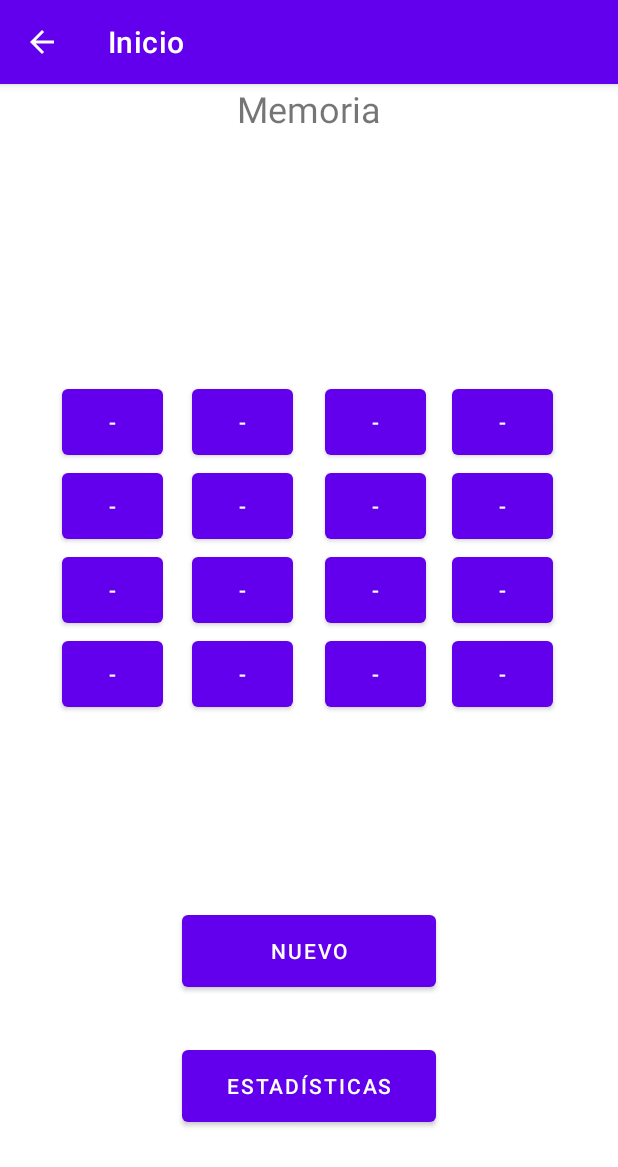
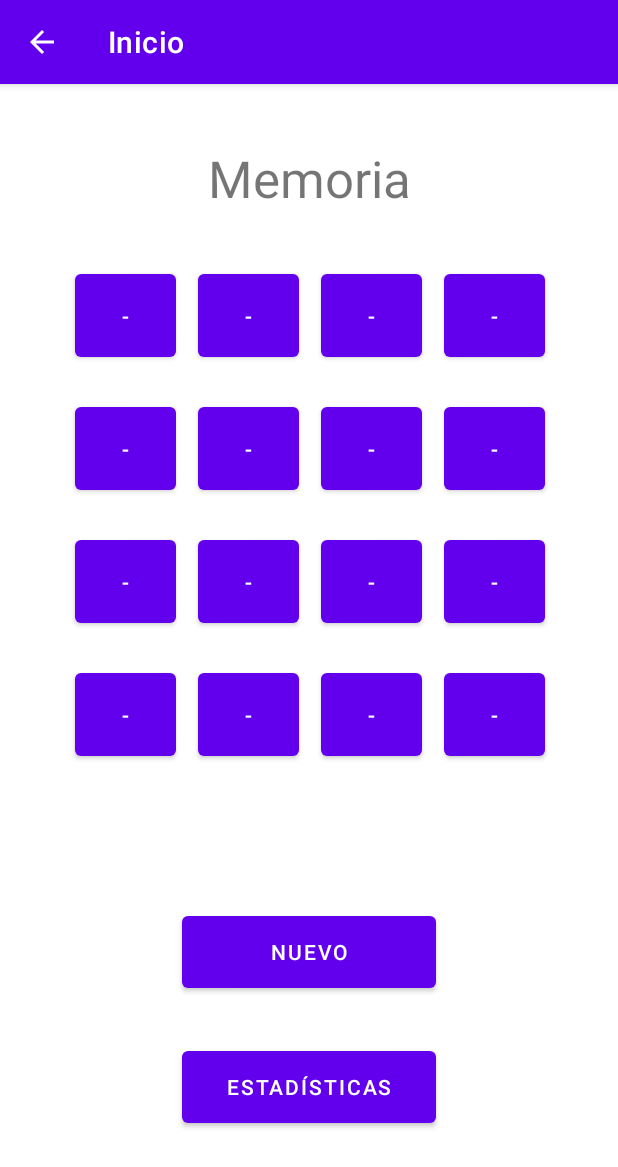
Before and after one commit to victordzx/Lab1Grupo1370, an Android app: the MainActivityMemo screen opened directly, with no data from a screen before it, on a phone screen of 412 x 824 dp. Shown: the top 1167 px of the screen. Run offline under Robolectric (Android 15) with nearby library versions, the phone set to English and light mode, and no system bars.

Commit message:
Estadisticas juego memoria implementado, arreglo del layout del juego

```diff
--- a/app/src/main/java/com/example/lab1grupo1370/MainActivityMemo.java
+++ b/app/src/main/java/com/example/lab1grupo1370/MainActivityMemo.java
@@ -25,13 +25,19 @@ public class MainActivityMemo extends AppCompatActivity {
     private int contadorElecciones;
     private ArrayList<Button> btnElecciones = new ArrayList<>();
     private Instant instantStarted, instantStopped;
-    private ArrayList<String> listaTiempos = new ArrayList<>();
+//    private ArrayList<String> listaTiempos = new ArrayList<>();
 
     @Override
     protected void onCreate(Bundle savedInstanceState) {
         super.onCreate(savedInstanceState);
         setContentView(R.layout.activity_main_memo);
         getSupportActionBar().setTitle("Inicio");
+
+        Intent intent = getIntent();
+        int i = intent.getIntExtra("nuevoJuego",0);
+        if (i == 1) {
+            memoInitalize();
+        }
 
         //Descomentar para ver un ejemplo de cómo se verian las estadisticas
 //        estadisticasMemo.add("Juego 1 : Terminó en 2 minutos");
@@ -144,8 +150,8 @@ public class MainActivityMemo extends AppCompatActivity {
                         if (seconds < 60){
                             String tiempo = "Termino en " + (seconds/60.0) + " minutos";
 
-                            String estadistica = "Juego " + (listaTiempos.size() + 1) + " : " + tiempo;
-                            listaTiempos.add(estadistica);
+                            String estadistica = "Juego " + (estadisticasMemo.size() + 1) + " : " + tiempo;
+                            estadisticasMemo.add(estadistica);
 
                             TextView cronometro = (TextView) findViewById(R.id.mostrarTiempo);
                             cronometro.setText(tiempo);
@@ -153,8 +159,8 @@ public class MainActivityMemo extends AppCompatActivity {
                         }else{
                             String tiempo = "Termino en " + (60.0/seconds) + " minutos";
 
-                            String estadistica = "Juego " + (listaTiempos.size() + 1) + " : " + tiempo;
-                            listaTiempos.add(estadistica);
+                            String estadistica = "Juego " + (estadisticasMemo.size() + 1) + " : " + tiempo;
+                            estadisticasMemo.add(estadistica);
 
                             TextView cronometro = (TextView) findViewById(R.id.mostrarTiempo);
                             cronometro.setText(tiempo);
@@ -168,8 +174,8 @@ public class MainActivityMemo extends AppCompatActivity {
     public void rebootJuego(View view){
 
         if(btnLetra.size() != 0){
-            String estadistica = "Juego " + (listaTiempos.size() + 1) + " : " + "Canceló";
-            listaTiempos.add(estadistica);
+            String estadistica = "Juego " + (estadisticasMemo.size() + 1) + " : " + "Canceló";
+            estadisticasMemo.add(estadistica);
         }
         memoInitalize();
     }
--- a/app/src/main/java/com/example/lab1grupo1370/MainActivityMemoStats.java
+++ b/app/src/main/java/com/example/lab1grupo1370/MainActivityMemoStats.java
@@ -29,4 +29,11 @@ public class MainActivityMemoStats extends AppCompatActivity {
             textView.setText(estadisticasStr);
         }
     }
+
+    public void nuevoJuego(View view) {
+        Intent intent = new Intent(this, MainActivityMemo.class);
+        intent.putExtra("nuevoJuego", 1);
+        startActivity(intent);
+    }
+
 }
--- a/app/src/main/res/layout/activity_main_memo.xml
+++ b/app/src/main/res/layout/activity_main_memo.xml
@@ -6,203 +6,135 @@
     android:layout_height="match_parent"
     tools:context=".MainActivityMemo">
 
-    <Button
-        android:id="@+id/btn8"
-        android:layout_width="67dp"
-        android:layout_height="56dp"
-        android:layout_marginTop="253dp"
-        android:layout_marginEnd="43dp"
-        android:onClick="extraerLetraBoton"
-        android:text="-"
+    <TextView
+        android:id="@+id/textMemoria"
+        android:layout_width="wrap_content"
+        android:layout_height="wrap_content"
+        android:layout_marginTop="40dp"
+        android:text="Memoria"
+        android:textSize="34sp"
         app:layout_constraintEnd_toEndOf="parent"
-        app:layout_constraintTop_toTopOf="parent"
-        tools:ignore="DuplicateSpeakableTextCheck" />
+        app:layout_constraintStart_toStartOf="parent"
+        app:layout_constraintTop_toTopOf="parent" />
+
+    <LinearLayout
+        android:id="@+id/linearLayout"
+        android:layout_width="wrap_content"
+        android:layout_height="wrap_content"
+        android:orientation="horizontal"
+        app:layout_constraintEnd_toEndOf="@+id/linearLayout4"
+        app:layout_constraintStart_toStartOf="@+id/linearLayout4"
+        app:layout_constraintTop_toBottomOf="@+id/linearLayout4">
 
         <Button
-        android:id="@+id/btn11"
+            android:id="@+id/btn13"
             android:layout_width="67dp"
-        android:layout_height="56dp"
-        android:layout_marginTop="309dp"
-        android:layout_marginEnd="128dp"
+            android:layout_height="67dp"
+            android:layout_marginStart="20dp"
+            android:layout_marginTop="7dp"
+            android:layout_marginEnd="7dp"
+            android:layout_marginBottom="7dp"
             android:onClick="extraerLetraBoton"
-        android:text="-"
-        app:layout_constraintEnd_toEndOf="parent"
-        app:layout_constraintTop_toTopOf="parent" />
+            android:text="-" />
 
         <Button
-        android:id="@+id/btn7"
+            android:id="@+id/btn14"
             android:layout_width="67dp"
-        android:layout_height="56dp"
-        android:layout_marginTop="253dp"
-        android:layout_marginEnd="128dp"
+            android:layout_height="67dp"
+            android:layout_marginStart="7dp"
+            android:layout_marginTop="7dp"
+            android:layout_marginEnd="7dp"
+            android:layout_marginBottom="7dp"
             android:onClick="extraerLetraBoton"
-        android:text="-"
-        app:layout_constraintEnd_toEndOf="parent"
-        app:layout_constraintTop_toTopOf="parent" />
+            android:text="-" />
+
+        <Button
+            android:id="@+id/btn15"
+            android:layout_width="67dp"
+            android:layout_height="67dp"
+            android:layout_marginStart="7dp"
+            android:layout_marginTop="7dp"
+            android:layout_marginEnd="7dp"
+            android:layout_marginBottom="7dp"
+            android:onClick="extraerLetraBoton"
+            android:text="-" />
 
         <Button
             android:id="@+id/btn16"
             android:layout_width="67dp"
-        android:layout_height="56dp"
-        android:layout_marginTop="365dp"
-        android:layout_marginEnd="43dp"
+            android:layout_height="67dp"
+            android:layout_marginStart="7dp"
+            android:layout_marginTop="7dp"
+            android:layout_marginEnd="20dp"
+            android:layout_marginBottom="7dp"
             android:onClick="extraerLetraBoton"
-        android:text="-"
-        app:layout_constraintEnd_toEndOf="parent"
-        app:layout_constraintTop_toTopOf="parent" />
-
-    <Button
-        android:id="@+id/btn2"
-        android:layout_width="67dp"
-        android:layout_height="56dp"
-        android:layout_marginStart="128dp"
-        android:layout_marginTop="197dp"
-        android:onClick="extraerLetraBoton"
-        android:text="-"
-        app:layout_constraintStart_toStartOf="parent"
-        app:layout_constraintTop_toTopOf="parent" />
-
-    <Button
-        android:id="@+id/btn14"
-        android:layout_width="67dp"
-        android:layout_height="56dp"
-        android:layout_marginStart="128dp"
-        android:layout_marginTop="365dp"
-        android:onClick="extraerLetraBoton"
-        android:text="-"
-        app:layout_constraintStart_toStartOf="parent"
-        app:layout_constraintTop_toTopOf="parent" />
-
-    <Button
-        android:id="@+id/btn15"
-        android:layout_width="67dp"
-        android:layout_height="56dp"
-        android:layout_marginTop="365dp"
-        android:layout_marginEnd="128dp"
-        android:onClick="extraerLetraBoton"
-        android:text="-"
-        app:layout_constraintEnd_toEndOf="parent"
-        app:layout_constraintTop_toTopOf="parent" />
-
-    <Button
-        android:id="@+id/btn6"
-        android:layout_width="67dp"
-        android:layout_height="56dp"
-        android:layout_marginStart="128dp"
-        android:layout_marginTop="253dp"
-        android:onClick="extraerLetraBoton"
-        android:text="-"
-        app:layout_constraintStart_toStartOf="parent"
-        app:layout_constraintTop_toTopOf="parent" />
-
-    <Button
-        android:id="@+id/btn5"
-        android:layout_width="67dp"
-        android:layout_height="56dp"
-        android:layout_marginStart="41dp"
-        android:layout_marginTop="253dp"
-        android:onClick="extraerLetraBoton"
-        android:text="-"
-        app:layout_constraintStart_toStartOf="parent"
-        app:layout_constraintTop_toTopOf="parent" />
-
-    <Button
-        android:id="@+id/btn13"
-        android:layout_width="67dp"
-        android:layout_height="56dp"
-        android:layout_marginStart="41dp"
-        android:layout_marginTop="365dp"
-        android:onClick="extraerLetraBoton"
-        android:text="-"
-        app:layout_constraintStart_toStartOf="parent"
-        app:layout_constraintTop_toTopOf="parent" />
-
-    <Button
-        android:id="@+id/btn10"
-        android:layout_width="67dp"
-        android:layout_height="56dp"
-        android:layout_marginStart="128dp"
-        android:layout_marginTop="309dp"
-        android:onClick="extraerLetraBoton"
-        android:text="-"
-        app:layout_constraintStart_toStartOf="parent"
-        app:layout_constraintTop_toTopOf="parent" />
-
-    <Button
-        android:id="@+id/btn9"
-        android:layout_width="67dp"
-        android:layout_height="56dp"
-        android:layout_marginStart="41dp"
-        android:layout_marginTop="309dp"
-        android:onClick="extraerLetraBoton"
-        android:text="-"
-        app:layout_constraintStart_toStartOf="parent"
-        app:layout_constraintTop_toTopOf="parent" />
-
-    <Button
-        android:id="@+id/btn12"
-        android:layout_width="67dp"
-        android:layout_height="56dp"
-        android:layout_marginTop="309dp"
-        android:layout_marginEnd="43dp"
-        android:onClick="extraerLetraBoton"
-        android:text="-"
-        app:layout_constraintEnd_toEndOf="parent"
-        app:layout_constraintTop_toTopOf="parent" />
-
-    <Button
-        android:id="@+id/btn1"
-        android:layout_width="67dp"
-        android:layout_height="56dp"
-        android:layout_marginStart="41dp"
-        android:layout_marginTop="197dp"
-        android:onClick="extraerLetraBoton"
-        android:text="-"
-        app:layout_constraintStart_toStartOf="parent"
-        app:layout_constraintTop_toTopOf="parent" />
-
-    <Button
-        android:id="@+id/btn3"
-        android:layout_width="67dp"
-        android:layout_height="56dp"
-        android:layout_marginTop="197dp"
-        android:layout_marginEnd="128dp"
-        android:onClick="extraerLetraBoton"
-        android:text="-"
-        app:layout_constraintEnd_toEndOf="parent"
-        app:layout_constraintTop_toTopOf="parent" />
-
-    <Button
-        android:id="@+id/btn4"
-        android:layout_width="0dp"
-        android:layout_height="56dp"
-        android:layout_marginTop="197dp"
-        android:onClick="extraerLetraBoton"
-        android:text="-"
-        app:layout_constraintEnd_toEndOf="@+id/btn8"
-        app:layout_constraintStart_toStartOf="@+id/btn8"
-        app:layout_constraintTop_toTopOf="parent" />
-
-    <TextView
-        android:id="@+id/textMemoria"
-        android:layout_width="wrap_content"
-        android:layout_height="wrap_content"
-        android:layout_marginStart="30dp"
-        android:text="Memoria"
-        android:textSize="24sp"
-        app:layout_constraintStart_toStartOf="@+id/btn2"
-        tools:layout_editor_absoluteY="105dp" />
+            android:text="-" />
+    </LinearLayout>
 
     <Button
         android:id="@+id/btn_nuevoMem"
         android:layout_width="169dp"
         android:layout_height="60dp"
-        android:layout_marginTop="548dp"
+        android:layout_marginTop="30dp"
         android:onClick="rebootJuego"
         android:text="Nuevo"
         app:layout_constraintEnd_toEndOf="parent"
         app:layout_constraintStart_toStartOf="parent"
-        app:layout_constraintTop_toTopOf="parent" />
+        app:layout_constraintTop_toBottomOf="@+id/mostrarTiempo" />
+
+    <LinearLayout
+        android:id="@+id/linearLayout4"
+        android:layout_width="wrap_content"
+        android:layout_height="wrap_content"
+        android:orientation="horizontal"
+        app:layout_constraintEnd_toEndOf="@+id/linearLayout3"
+        app:layout_constraintStart_toStartOf="@+id/linearLayout3"
+        app:layout_constraintTop_toBottomOf="@+id/linearLayout3">
+
+        <Button
+            android:id="@+id/btn9"
+            android:layout_width="67dp"
+            android:layout_height="67dp"
+            android:layout_marginStart="20dp"
+            android:layout_marginTop="7dp"
+            android:layout_marginEnd="7dp"
+            android:layout_marginBottom="7dp"
+            android:onClick="extraerLetraBoton"
+            android:text="-" />
+
+        <Button
+            android:id="@+id/btn10"
+            android:layout_width="67dp"
+            android:layout_height="67dp"
+            android:layout_marginStart="7dp"
+            android:layout_marginTop="7dp"
+            android:layout_marginEnd="7dp"
+            android:layout_marginBottom="7dp"
+            android:onClick="extraerLetraBoton"
+            android:text="-" />
+
+        <Button
+            android:id="@+id/btn11"
+            android:layout_width="67dp"
+            android:layout_height="67dp"
+            android:layout_marginStart="7dp"
+            android:layout_marginTop="7dp"
+            android:layout_marginEnd="7dp"
+            android:layout_marginBottom="14dp"
+            android:onClick="extraerLetraBoton"
+            android:text="-" />
+
+        <Button
+            android:id="@+id/btn12"
+            android:layout_width="67dp"
+            android:layout_height="67dp"
+            android:layout_marginStart="7dp"
+            android:layout_marginTop="7dp"
+            android:layout_marginEnd="20dp"
+            android:layout_marginBottom="7dp"
+            android:onClick="extraerLetraBoton"
+            android:text="-" />
+    </LinearLayout>
 
     <Button
         android:id="@+id/btn_StatsMem"
@@ -216,14 +148,122 @@
         app:layout_constraintStart_toStartOf="@+id/btn_nuevoMem"
         app:layout_constraintTop_toBottomOf="@+id/btn_nuevoMem" />
 
+    <LinearLayout
+        android:id="@+id/linearLayout3"
+        android:layout_width="wrap_content"
+        android:layout_height="wrap_content"
+        app:layout_constraintEnd_toEndOf="@+id/linearLayout2"
+        app:layout_constraintStart_toStartOf="@+id/linearLayout2"
+        app:layout_constraintTop_toBottomOf="@+id/linearLayout2">
+
+        <Button
+            android:id="@+id/btn5"
+            android:layout_width="67dp"
+            android:layout_height="67dp"
+            android:layout_marginStart="20dp"
+            android:layout_marginTop="7dp"
+            android:layout_marginEnd="7dp"
+            android:layout_marginBottom="14dp"
+            android:onClick="extraerLetraBoton"
+            android:text="-" />
+
+        <Button
+            android:id="@+id/btn6"
+            android:layout_width="67dp"
+            android:layout_height="67dp"
+            android:layout_marginStart="7dp"
+            android:layout_marginTop="7dp"
+            android:layout_marginEnd="7dp"
+            android:layout_marginBottom="7dp"
+            android:onClick="extraerLetraBoton"
+            android:text="-" />
+
+        <Button
+            android:id="@+id/btn7"
+            android:layout_width="67dp"
+            android:layout_height="67dp"
+            android:layout_marginStart="7dp"
+            android:layout_marginTop="7dp"
+            android:layout_marginEnd="7dp"
+            android:layout_marginBottom="14dp"
+            android:onClick="extraerLetraBoton"
+            android:text="-" />
+
+        <Button
+            android:id="@+id/btn8"
+            android:layout_width="67dp"
+            android:layout_height="67dp"
+            android:layout_marginStart="7dp"
+            android:layout_marginTop="7dp"
+            android:layout_marginEnd="20dp"
+            android:layout_marginBottom="7dp"
+            android:onClick="extraerLetraBoton"
+            android:text="-"
+            tools:ignore="DuplicateSpeakableTextCheck" />
+    </LinearLayout>
+
     <TextView
         android:id="@+id/mostrarTiempo"
         android:layout_width="wrap_content"
         android:layout_height="wrap_content"
-        android:layout_marginStart="51dp"
-        android:layout_marginEnd="53dp"
-        android:layout_marginBottom="35dp"
-        app:layout_constraintBottom_toTopOf="@+id/btn_nuevoMem"
-        app:layout_constraintEnd_toEndOf="@+id/btn15"
-        app:layout_constraintStart_toStartOf="@+id/btn_nuevoMem" />
+        android:layout_marginTop="30dp"
+        android:textSize="20sp"
+        app:layout_constraintEnd_toEndOf="@+id/linearLayout"
+        app:layout_constraintHorizontal_bias="0.498"
+        app:layout_constraintStart_toStartOf="@+id/linearLayout"
+        app:layout_constraintTop_toBottomOf="@+id/linearLayout" />
+
+    <LinearLayout
+        android:id="@+id/linearLayout2"
+        android:layout_width="wrap_content"
+        android:layout_height="wrap_content"
+        android:layout_marginTop="28dp"
+        app:layout_constraintEnd_toEndOf="@+id/textMemoria"
+        app:layout_constraintStart_toStartOf="@+id/textMemoria"
+        app:layout_constraintTop_toBottomOf="@+id/textMemoria">
+
+        <Button
+            android:id="@+id/btn1"
+            android:layout_width="67dp"
+            android:layout_height="67dp"
+            android:layout_marginStart="20dp"
+            android:layout_marginTop="7dp"
+            android:layout_marginEnd="7dp"
+            android:layout_marginBottom="7dp"
+            android:onClick="extraerLetraBoton"
+            android:text="-" />
+
+        <Button
+            android:id="@+id/btn2"
+            android:layout_width="67dp"
+            android:layout_height="67dp"
+            android:layout_marginStart="7dp"
+            android:layout_marginTop="7dp"
+            android:layout_marginEnd="7dp"
+            android:layout_marginBottom="14dp"
+            android:onClick="extraerLetraBoton"
+            android:text="-" />
+
+        <Button
+            android:id="@+id/btn3"
+            android:layout_width="67dp"
+            android:layout_height="67dp"
+            android:layout_marginStart="7dp"
+            android:layout_marginTop="7dp"
+            android:layout_marginEnd="7dp"
+            android:layout_marginBottom="14dp"
+            android:onClick="extraerLetraBoton"
+            android:text="-" />
+
+        <Button
+            android:id="@+id/btn4"
+            android:layout_width="67dp"
+            android:layout_height="67dp"
+            android:layout_marginStart="7dp"
+            android:layout_marginTop="7dp"
+            android:layout_marginEnd="20dp"
+            android:layout_marginBottom="14dp"
+            android:onClick="extraerLetraBoton"
+            android:text="-" />
+    </LinearLayout>
 </androidx.constraintlayout.widget.ConstraintLayout>
--- a/app/src/main/res/layout/activity_main_memo_stats.xml
+++ b/app/src/main/res/layout/activity_main_memo_stats.xml
@@ -48,6 +48,7 @@
         android:layout_height="60dp"
         android:layout_marginTop="20dp"
         android:layout_marginBottom="36dp"
+        android:onClick="nuevoJuego"
         android:text="Nuevo Juego"
         android:textSize="16sp"
         app:layout_constraintBottom_toBottomOf="parent"
```
Lines whose indentation alone changed are shown as unchanged.
